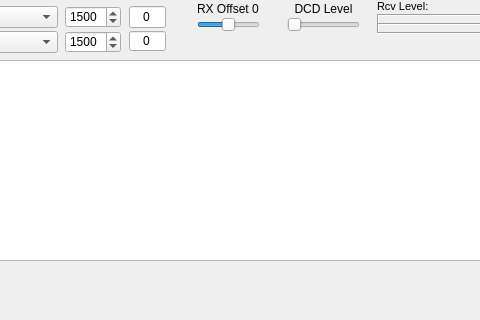
Before: the Qt Designer form QtSoundModem.ui in gm5dna/qtsoundmodem-macos-port, drawn with Qt 5; both pictures show x 403 to 883 and y 0 to 320 of the 1200 by 900 pixel window.
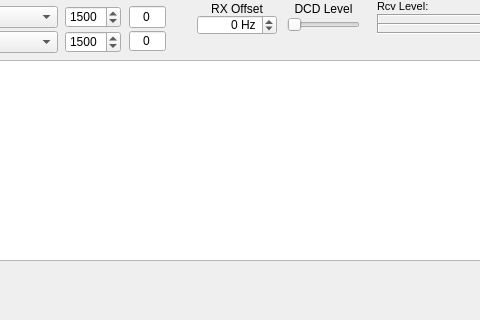
After: the same form once the commit is applied. Icons and pictures are not drawn.

Commit message: RX offset: replace slider with spinbox so exact values (incl. 0) are reachable

```diff
--- a/QtSoundModem.ui
+++ b/QtSoundModem.ui
@@ -264,14 +264,36 @@
      <number>1500</number>
     </property>
    </widget>
-   <widget class="QSlider" name="RXOffset">
+   <widget class="QLabel" name="RXOffsetLabel">
     <property name="geometry">
      <rect>
       <x>600</x>
-      <y>18</y>
-      <width>63</width>
-      <height>14</height>
+      <y>2</y>
+      <width>80</width>
+      <height>13</height>
      </rect>
+    </property>
+    <property name="text">
+     <string>RX Offset</string>
+    </property>
+    <property name="alignment">
+     <set>Qt::AlignCenter</set>
+    </property>
+   </widget>
+   <widget class="QSpinBox" name="RXOffset">
+    <property name="geometry">
+     <rect>
+      <x>600</x>
+      <y>15</y>
+      <width>80</width>
+      <height>20</height>
+     </rect>
+    </property>
+    <property name="alignment">
+     <set>Qt::AlignRight|Qt::AlignTrailing|Qt::AlignVCenter</set>
+    </property>
+    <property name="suffix">
+     <string> Hz</string>
     </property>
     <property name="minimum">
      <number>-200</number>
@@ -282,27 +304,8 @@
     <property name="value">
      <number>0</number>
     </property>
-    <property name="orientation">
-     <enum>Qt::Horizontal</enum>
-    </property>
-    <property name="tickPosition">
-     <enum>QSlider::NoTicks</enum>
-    </property>
-    <property name="tickInterval">
-     <number>10</number>
-    </property>
-   </widget>
-   <widget class="QLabel" name="RXOffsetLabel">
-    <property name="geometry">
-     <rect>
-      <x>600</x>
-      <y>2</y>
-      <width>87</width>
-      <height>13</height>
-     </rect>
-    </property>
-    <property name="text">
-     <string>RX Offset 0</string>
+    <property name="toolTip">
+     <string>Global RX offset (Hz, ±200) — manually shift all four channels' tuning by the same amount.</string>
     </property>
    </widget>
    <widget class="QLineEdit" name="RXOffsetA">
```
The commit also changes 1 other file.
